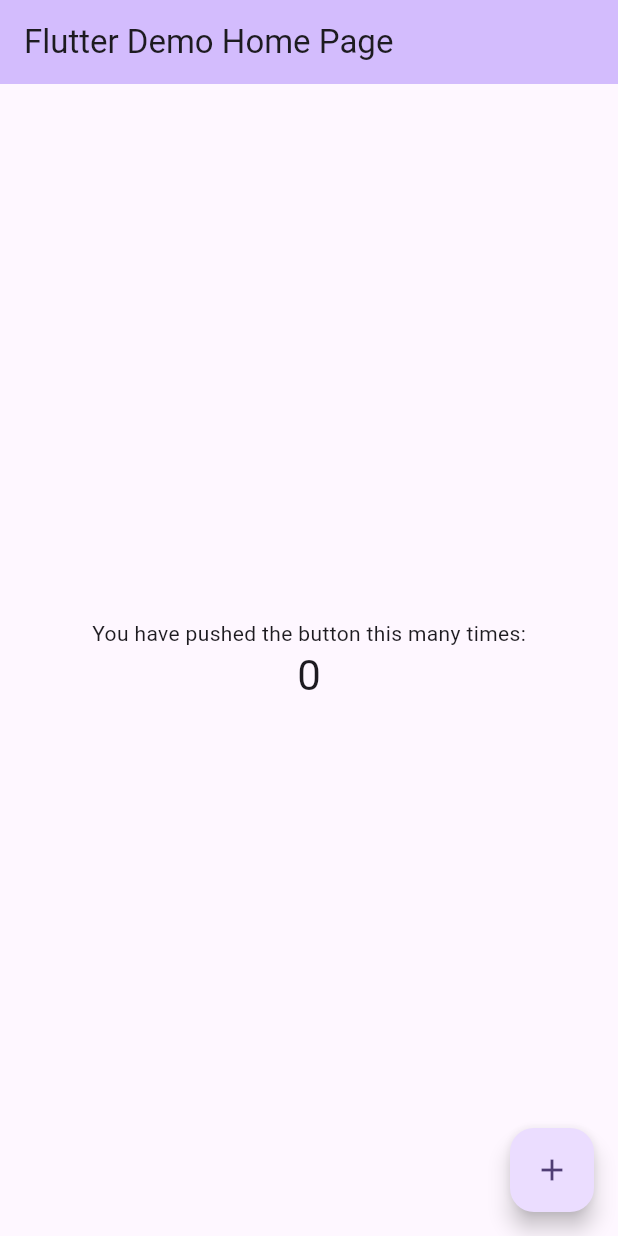
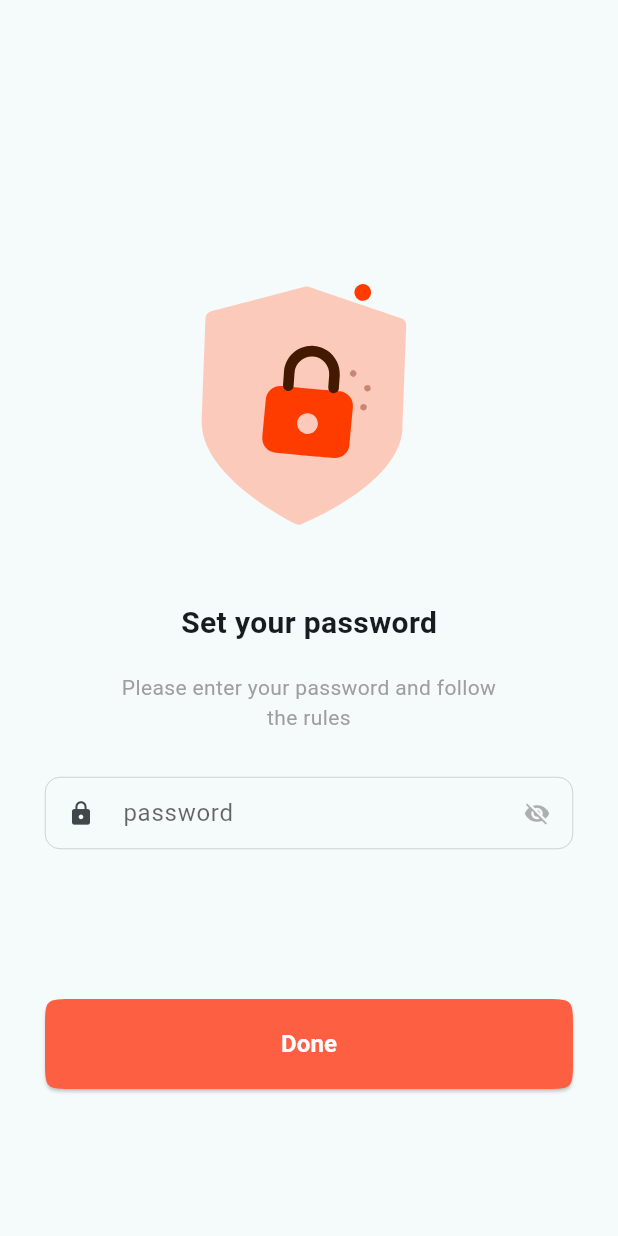
Before and after one commit to mahdinaghikhanii/Media, a Flutter app: the screen it shows after launch, on a phone screen of 412 x 824 dp. Run offline on Flutter 3.47's test engine with Material 3 defaults, Android fonts, the light colour scheme and no system bars; drawn by our look-alikes of lottie; our stand-ins replace get.

Commit message:
validate password

```diff
--- /dev/null
+++ b/lib/controller/auth_controller.dart
@@ -0,0 +1,51 @@
+import 'package:get/get.dart';
+
+class AuthController extends GetxController implements GetxService {
+  bool _lengthCheck = false;
+  bool _numberCheck = false;
+  bool _uppercaseCheck = false;
+  bool _lowercaseCheck = false;
+  bool _spatialCheck = false;
+  bool _showPassView = false;
+
+  bool get lengthCheck => _lengthCheck;
+  bool get numberCheck => _numberCheck;
+  bool get uppercaseCheck => _uppercaseCheck;
+  bool get lowercaseCheck => _lowercaseCheck;
+  bool get spatialCheck => _spatialCheck;
+  bool get showPassView => _showPassView;
+
+  void validPassCheck(String pass, {bool isUpdate = true}) {
+    _lengthCheck = false;
+    _numberCheck = false;
+    _uppercaseCheck = false;
+    _lowercaseCheck = false;
+    _spatialCheck = false;
+
+    if (pass.length > 7) {
+      _lengthCheck = true;
+    }
+    if (pass.contains(RegExp(r'[a-z]'))) {
+      _lowercaseCheck = true;
+    }
+    if (pass.contains(RegExp(r'[A-Z]'))) {
+      _uppercaseCheck = true;
+    }
+    if (pass.contains(RegExp(r'[ .!@#$&*~^%]'))) {
+      _spatialCheck = true;
+    }
+    if (pass.contains(RegExp(r'[\d+]'))) {
+      _numberCheck = true;
+    }
+    if (isUpdate) {
+      update();
+    }
+  }
+
+  void showHidePass({bool isUpdate = true}) {
+    _showPassView = !_showPassView;
+    if (isUpdate) {
+      update();
+    }
+  }
+}
--- a/lib/main.dart
+++ b/lib/main.dart
@@ -1,125 +1,26 @@
 import 'package:flutter/material.dart';
+import 'package:get/get.dart';
+import 'package:media/views/auth/login.dart';
+import 'helper/get_di.dart' as di;
 
-void main() {
+Future<void> main() async {
+  await di.init();
   runApp(const MyApp());
 }
 
 class MyApp extends StatelessWidget {
   const MyApp({super.key});
 
-  // This widget is the root of your application.
   @override
   Widget build(BuildContext context) {
-    return MaterialApp(
-      title: 'Flutter Demo',
-      theme: ThemeData(
-        // This is the theme of your application.
-        //
-        // TRY THIS: Try running your application with "flutter run". You'll see
-        // the application has a blue toolbar. Then, without quitting the app,
-        // try changing the seedColor in the colorScheme below to Colors.green
-        // and then invoke "hot reload" (save your changes or press the "hot
-        // reload" button in a Flutter-supported IDE, or press "r" if you used
-        // the command line to start the app).
-        //
-        // Notice that the counter didn't reset back to zero; the application
-        // state is not lost during the reload. To reset the state, use hot
-        // restart instead.
-        //
-        // This works for code too, not just values: Most code changes can be
-        // tested with just a hot reload.
-        colorScheme: ColorScheme.fromSeed(seedColor: Colors.deepPurple),
-        useMaterial3: true,
-      ),
-      home: const MyHomePage(title: 'Flutter Demo Home Page'),
-    );
+    return GetMaterialApp(
+        debugShowCheckedModeBanner: false,
+        title: 'Flutter Demo',
+        theme: ThemeData(
+          primaryColor: Colors.grey,
+          colorScheme: ColorScheme.fromSeed(seedColor: Colors.grey),
+          useMaterial3: true,
+        ),
+        home: LoginView());
   }
 }
-
-class MyHomePage extends StatefulWidget {
-  const MyHomePage({super.key, required this.title});
-
-  // This widget is the home page of your application. It is stateful, meaning
-  // that it has a State object (defined below) that contains fields that affect
-  // how it looks.
-
-  // This class is the configuration for the state. It holds the values (in this
-  // case the title) provided by the parent (in this case the App widget) and
-  // used by the build method of the State. Fields in a Widget subclass are
-  // always marked "final".
-
-  final String title;
-
-  @override
-  State<MyHomePage> createState() => _MyHomePageState();
-}
-
-class _MyHomePageState extends State<MyHomePage> {
-  int _counter = 0;
-
-  void _incrementCounter() {
-    setState(() {
-      // This call to setState tells the Flutter framework that something has
-      // changed in this State, which causes it to rerun the build method below
-      // so that the display can reflect the updated values. If we changed
-      // _counter without calling setState(), then the build method would not be
-      // called again, and so nothing would appear to happen.
-      _counter++;
-    });
-  }
-
-  @override
-  Widget build(BuildContext context) {
-    // This method is rerun every time setState is called, for instance as done
-    // by the _incrementCounter method above.
-    //
-    // The Flutter framework has been optimized to make rerunning build methods
-    // fast, so that you can just rebuild anything that needs updating rather
-    // than having to individually change instances of widgets.
-    return Scaffold(
-      appBar: AppBar(
-        // TRY THIS: Try changing the color here to a specific color (to
-        // Colors.amber, perhaps?) and trigger a hot reload to see the AppBar
-        // change color while the other colors stay the same.
-        backgroundColor: Theme.of(context).colorScheme.inversePrimary,
-        // Here we take the value from the MyHomePage object that was created by
-        // the App.build method, and use it to set our appbar title.
-        title: Text(widget.title),
-      ),
-      body: Center(
-        // Center is a layout widget. It takes a single child and positions it
-        // in the middle of the parent.
-        child: Column(
-          // Column is also a layout widget. It takes a list of children and
-          // arranges them vertically. By default, it sizes itself to fit its
-          // children horizontally, and tries to be as tall as its parent.
-          //
-          // Column has various properties to control how it sizes itself and
-          // how it positions its children. Here we use mainAxisAlignment to
-          // center the children vertically; the main axis here is the vertical
-          // axis because Columns are vertical (the cross axis would be
-          // horizontal).
-          //
-          // TRY THIS: Invoke "debug painting" (choose the "Toggle Debug Paint"
-          // action in the IDE, or press "p" in the console), to see the
-          // wireframe for each widget.
-          mainAxisAlignment: MainAxisAlignment.center,
-          children: <Widget>[
-            const Text(
-              'You have pushed the button this many times:',
-            ),
-            Text(
-              '$_counter',
-              style: Theme.of(context).textTheme.headlineMedium,
-            ),
-          ],
-        ),
-      ),
-      floatingActionButton: FloatingActionButton(
-        onPressed: _incrementCounter,
-        tooltip: 'Increment',
-        child: const Icon(Icons.add),
-      ), // This trailing comma makes auto-formatting nicer for build methods.
-    );
-  }
-}
--- /dev/null
+++ b/lib/views/auth/login.dart
@@ -0,0 +1,111 @@
+import 'package:flutter/material.dart';
+import 'package:get/get.dart';
+import 'package:lottie/lottie.dart';
+
+import '../../controller/auth_controller.dart';
+import '../../helper/responsive_helper.dart';
+import '../../widgets/custom_text_fild.dart';
+import 'widgets/pass_view.dart';
+
+class LoginView extends StatefulWidget {
+  const LoginView({super.key});
+
+  @override
+  State<LoginView> createState() => _LoginViewState();
+}
+
+class _LoginViewState extends State<LoginView> {
+  final FocusNode _passwordFocus = FocusNode();
+  final TextEditingController _passwordController = TextEditingController();
+  final FocusNode _confirmPasswordFocus = FocusNode();
+  @override
+  void initState() {
+    super.initState();
+  }
+
+  @override
+  Widget build(Object context) {
+    return Scaffold(
+      body: GetBuilder<AuthController>(builder: (authController) {
+        return Column(mainAxisAlignment: MainAxisAlignment.center, children: [
+          Stack(
+            children: [
+              Center(
+                child: LottieBuilder.asset(
+                  "assets/pas.json",
+                  width: 350,
+                  height: 350,
+                ),
+              ),
+              const Positioned(
+                bottom: 18,
+                left: 0,
+                right: 0,
+                child: Row(
+                  mainAxisAlignment: MainAxisAlignment.center,
+                  crossAxisAlignment: CrossAxisAlignment.center,
+                  children: [
+                    Text(
+                      "Set your password",
+                      style:
+                          TextStyle(fontWeight: FontWeight.bold, fontSize: 20),
+                    )
+                  ],
+                ),
+              ),
+            ],
+          ),
+          const Text(
+            "Please enter your password and follow\nthe rules",
+            textAlign: TextAlign.center,
+            style: TextStyle(fontSize: 14, color: Colors.grey),
+          ),
+          Padding(
+              padding: const EdgeInsets.only(
+                  right: 30, left: 30, top: 30, bottom: 10),
+              child: CustomTextField(
+                titleText: 'password'.tr,
+                hintText: '8_character'.tr,
+                controller: _passwordController,
+                nextFocus: _confirmPasswordFocus,
+                inputType: TextInputType.visiblePassword,
+                prefixIcon: Icons.lock,
+                isPassword: true,
+                showTitle: ResponsiveHelper.isDesktop(context),
+                onChanged: (value) {
+                  if (value != null && value.isNotEmpty) {
+                    if (!authController.showPassView) {
+                      authController.showHidePass();
+                    }
+                    authController.validPassCheck(value);
+                  } else {
+                    if (authController.showPassView) {
+                      authController.showHidePass();
+                    }
+                  }
+                },
+              )),
+          authController.showPassView ? const PassView() : const SizedBox(),
+          const SizedBox(height: 90),
+          Container(
+              margin: const EdgeInsets.symmetric(horizontal: 30),
+              width: Get.width,
+              height: 60,
+              child: ElevatedButton(
+                  style: ElevatedButton.styleFrom(
+                      backgroundColor: const Color(0xFFFC5F41),
+                      shape: ContinuousRectangleBorder(
+                          borderRadius: BorderRadius.circular(20))),
+                  onPressed: () {},
+                  child: const Text(
+                    "Done",
+                    style: TextStyle(
+                        fontSize: 16,
+                        color: Colors.white,
+                        fontWeight: FontWeight.w700),
+                  )))
+        ]);
+      }),
+    );
+  }
+}
--- a/lib/widgets/custom_text_fild.dart
+++ b/lib/widgets/custom_text_fild.dart
@@ -119,7 +119,7 @@ class CustomTextFieldState extends State<CustomTextField> {
               borderSide: BorderSide(
                   style:
                       widget.showBorder ? BorderStyle.solid : BorderStyle.none,
-                  width: 1,
+                  width: 2,
                   color: Theme.of(context).primaryColor),
             ),
             border: OutlineInputBorder(
--- a/pubspec.yaml
+++ b/pubspec.yaml
@@ -26,6 +26,7 @@ dependencies:
   cupertino_icons: ^1.0.2
   get: ^4.6.6
   country_code_picker: ^2.0.2
+  lottie: ^2.7.0
 
 dev_dependencies:
   flutter_test:
@@ -37,6 +38,7 @@ dev_dependencies:
   # package. See that file for information about deactivating specific lint
   # rules and activating additional ones.
   flutter_lints: ^2.0.0
+
 
 
 # For information on the generic Dart part of this file, see the
@@ -51,8 +53,8 @@ flutter:
   uses-material-design: true
 
   # To add assets to your application, add an assets section, like this:
-  # assets:
-  #   - images/a_dot_burr.jpeg
+  assets:
+    - assets/
   #   - images/a_dot_ham.jpeg
 
   # An image asset can refer to one or more resolution-specific "variants", see
```
Also changed, not shown: assets/pas.json (added, +1 -0 lines), lib/helper/get_di.dart (added, +10 -0 lines), lib/views/auth/widgets/pass_view.dart (added, +41 -0 lines), pubspec.lock.
